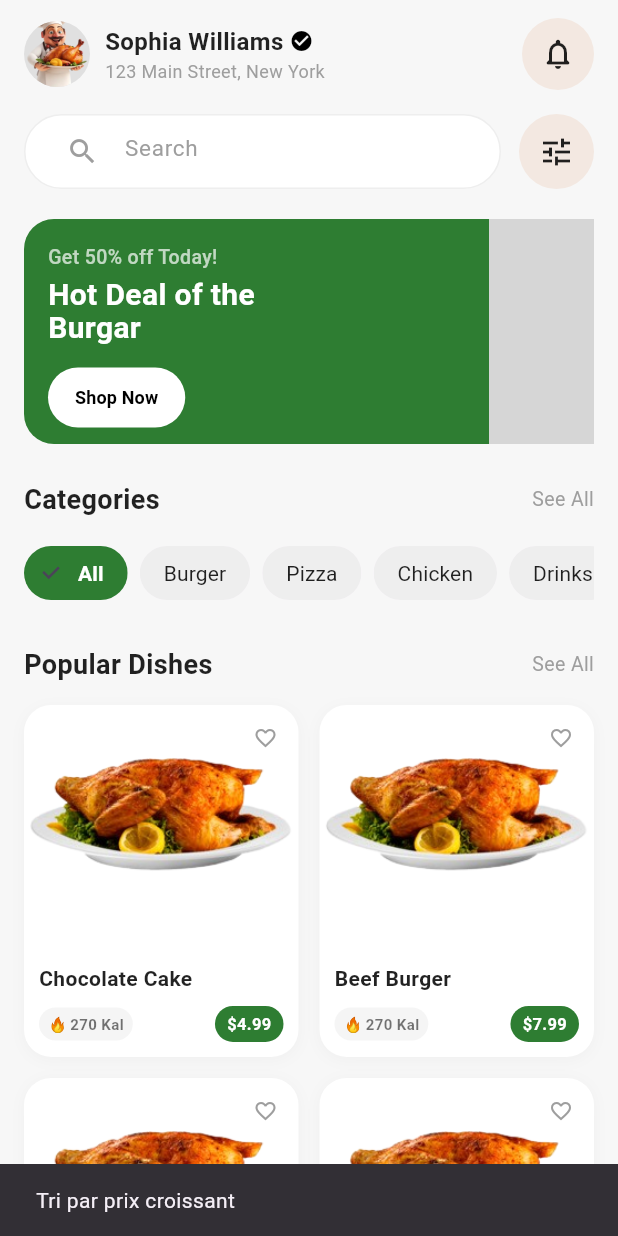
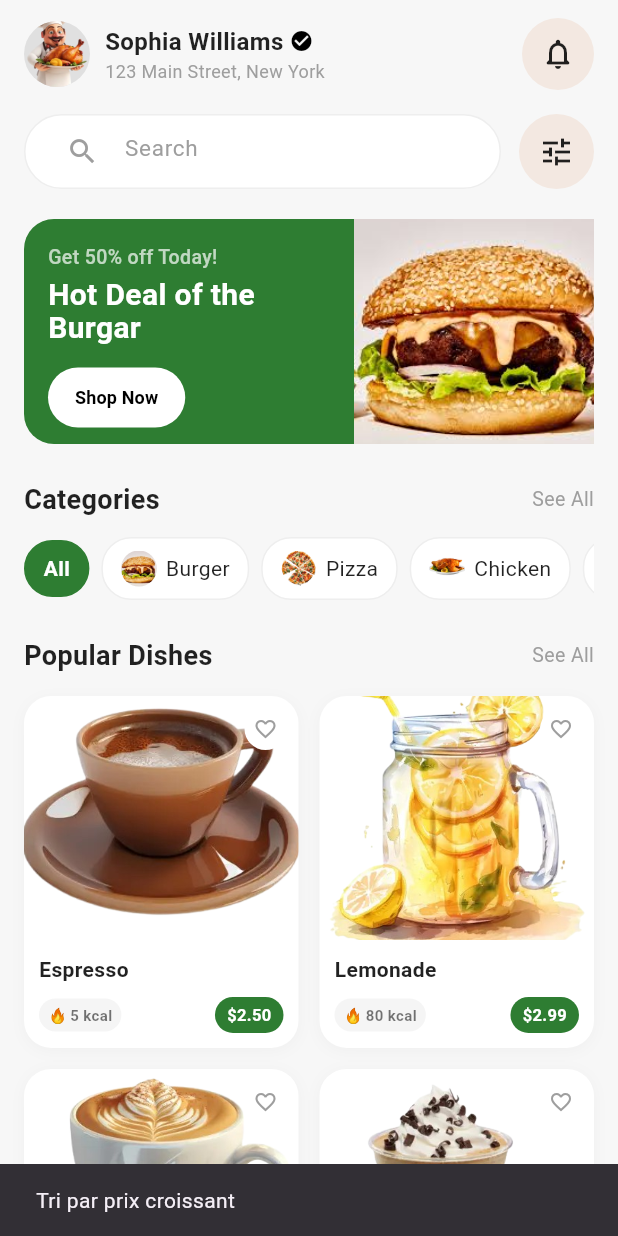
Before and after one commit to ravo29/tasty_Food, a Flutter app: the HomeMenuScreen screen opened directly, after a tap on the "tune" icon, on a phone screen of 412 x 824 dp. Run offline on Flutter 3.47's test engine with Material 3 defaults, Android fonts, the phone set to English and light mode, and no system bars; our stand-ins replace flutter_riverpod, shared_preferences; accounts and stored records are empty; grey boxes are pictures that could not be loaded.

Commit message:
modification de la page d'accuel

```diff
--- a/lib/features/menu/presentation/screens/home_menu_screen.dart
+++ b/lib/features/menu/presentation/screens/home_menu_screen.dart
@@ -8,6 +8,15 @@ import 'package:tasty_food/features/profile/providers/profile_provider.dart';
 
 // Détail
 import 'package:tasty_food/features/menu/presentation/screens/food_detail_screen.dart';
+
+class _AppAssets {
+  static const String burgerCategory = 'assets/images/burger.png';
+  static const String pizzaCategory = 'assets/images/MargheritaPizza.png';
+  static const String chickenCategory = 'assets/images/RoastChicken.png';
+  static const String pastaCategory = 'assets/images/SpaghettiCarbonara.png';
+  static const String drinksCategory = 'assets/images/Cappuccino.png';
+  static const String dessertCategory = 'assets/images/ChocolateCake.png';
+}
 
 class HomeMenuScreen extends ConsumerWidget {
   const HomeMenuScreen({super.key});
@@ -199,7 +208,7 @@ class HomeMenuScreen extends ConsumerWidget {
                         bottom: -10,
                         top: -10,
                         child: Image.asset(
-                          'assets/images/BeefBurger.png',
+                          _AppAssets.burgerCategory,
                           fit: BoxFit.contain,
                           errorBuilder: (_, __, ___) => const Icon(Icons.fastfood, size: 80, color: Colors.white24),
                         ),
@@ -232,31 +241,15 @@ class HomeMenuScreen extends ConsumerWidget {
                   scrollDirection: Axis.horizontal,
                   physics: const BouncingScrollPhysics(),
                   child: Row(
-                    children: ['All', 'Burger', 'Pizza', 'Chicken', 'Drinks'].map((category) {
-                      final isSelected = selectedCategory == category;
-                      return Padding(
-                        padding: const EdgeInsets.only(right: 8.0),
-                        child: ChoiceChip(
-                          label: Text(category),
-                          labelStyle: TextStyle(
-                            color: isSelected ? Colors.white : Colors.black87,
-                            fontWeight: isSelected ? FontWeight.bold : FontWeight.normal,
-                          ),
-                          selected: isSelected,
-                          selectedColor: primaryGreen,
-                          backgroundColor: Colors.grey.shade200,
-                          side: BorderSide.none,
-                          shape: RoundedRectangleBorder(
-                            borderRadius: BorderRadius.circular(20),
-                          ),
-                          onSelected: (selected) {
-                            if (selected) {
-                              ref.read(selectedCategoryProvider.notifier).state = category;
-                            }
-                          },
-                        ),
-                      );
-                    }).toList(),
+                    children: [
+                      _buildCategoryChip(context, ref, 'All', null, selectedCategory, primaryGreen),
+                      _buildCategoryChip(context, ref, 'Burger', _AppAssets.burgerCategory, selectedCategory, primaryGreen),
+                      _buildCategoryChip(context, ref, 'Pizza', _AppAssets.pizzaCategory, selectedCategory, primaryGreen),
+                      _buildCategoryChip(context, ref, 'Chicken', _AppAssets.chickenCategory, selectedCategory, primaryGreen),
+                      _buildCategoryChip(context, ref, 'Pasta', _AppAssets.pastaCategory, selectedCategory, primaryGreen),
+                      _buildCategoryChip(context, ref, 'Drinks', _AppAssets.drinksCategory, selectedCategory, primaryGreen),
+                      _buildCategoryChip(context, ref, 'Dessert', _AppAssets.dessertCategory, selectedCategory, primaryGreen),
+                    ],
                   ),
                 ),
                 const SizedBox(height: 24),
@@ -320,6 +313,7 @@ class HomeMenuScreen extends ConsumerWidget {
                         final String name = dish.name;
                         final String imageUrl = dish.image;
                         final double price = double.tryParse(dish.price) ?? 0.0;
+                        final String calories = dish.calories;
 
                         final bool isFav = favoriteIds.contains(id);
 
@@ -415,13 +409,13 @@ class HomeMenuScreen extends ConsumerWidget {
                                               color: Colors.grey.shade100,
                                               borderRadius: BorderRadius.circular(12),
                                             ),
-                                            child: const Row(
+                                            child: Row(
                                               children: [
-                                                Text('🔥', style: TextStyle(fontSize: 10)),
-                                                SizedBox(width: 2),
+                                                const Text('🔥', style: TextStyle(fontSize: 10)),
+                                                const SizedBox(width: 2),
                                                 Text(
-                                                  '270 Kal',
-                                                  style: TextStyle(
+                                                  calories,
+                                                  style: const TextStyle(
                                                     fontSize: 10,
                                                     fontWeight: FontWeight.w600,
                                                     color: Colors.black54,
@@ -465,4 +459,63 @@ class HomeMenuScreen extends ConsumerWidget {
       ),
     );
   }
+
+  Widget _buildCategoryChip(
+    BuildContext context,
+    WidgetRef ref,
+    String category,
+    String? imagePath,
+    String selectedCategory,
+    Color primaryGreen,
+  ) {
+    final isSelected = selectedCategory == category;
+
+    return Padding(
+      padding: const EdgeInsets.only(right: 8.0),
+      child: InkWell(
+        onTap: () {
+          ref.read(selectedCategoryProvider.notifier).state = category;
+        },
+        child: Container(
+          padding: const EdgeInsets.symmetric(horizontal: 12, vertical: 8),
+          decoration: BoxDecoration(
+            color: isSelected ? primaryGreen : Colors.white,
+            borderRadius: BorderRadius.circular(20),
+            border: Border.all(
+              color: isSelected ? primaryGreen : Colors.grey.shade200,
+            ),
+          ),
+          child: Row(
+            children: [
+              if (imagePath != null) ...[
+                ClipRRect(
+                  borderRadius: BorderRadius.circular(12),
+                  child: Image.asset(
+                    imagePath,
+                    width: 24,
+                    height: 24,
+                    fit: BoxFit.cover,
+                    errorBuilder: (_, __, ___) => const Icon(
+                      Icons.restaurant,
+                      size: 20,
+                      color: Colors.grey,
+                    ),
+                  ),
+                ),
+                const SizedBox(width: 6),
+              ],
+              Text(
+                category,
+                style: TextStyle(
+                  color: isSelected ? Colors.white : Colors.black87,
+                  fontWeight: isSelected ? FontWeight.bold : FontWeight.normal,
+                  fontSize: 14,
+                ),
+              ),
+            ],
+          ),
+        ),
+      ),
+    );
+  }
 }
--- a/lib/features/menu/providers/food_list_provider.dart
+++ b/lib/features/menu/providers/food_list_provider.dart
@@ -10,41 +10,182 @@ final foodListProvider = FutureProvider<List<FoodItem>>((ref) async {
 
   // Liste mockée des plats typés avec FoodItem
   return const [
+    // Burgers
     FoodItem(
       id: '1',
       name: 'Beef Burger',
       category: 'Burger',
       price: '7.99',
-      image: 'assets/images/RoastChicken.png',
+      image: 'assets/images/burger.png',
       description: 'Delicious beef burger with cheese and lettuce.',
       calories: '450 kcal',
     ),
     FoodItem(
       id: '2',
-      name: 'Chicken Pasta',
+      name: 'Chicken Burger',
+      category: 'Burger',
+      price: '6.99',
+      image: 'assets/images/ChickenChargha.png',
+      description: 'Crispy chicken burger with special sauce.',
+      calories: '380 kcal',
+    ),
+    // Pizza
+    FoodItem(
+      id: '3',
+      name: 'Margherita Pizza',
+      category: 'Pizza',
+      price: '12.99',
+      image: 'assets/images/MargheritaPizza.png',
+      description: 'Classic Italian pizza with fresh tomatoes and mozzarella.',
+      calories: '650 kcal',
+    ),
+    FoodItem(
+      id: '4',
+      name: 'Pepperoni Pizza',
+      category: 'Pizza',
+      price: '14.50',
+      image: 'assets/images/MargheritaPizza.png',
+      description: 'Pizza topped with spicy pepperoni and cheese.',
+      calories: '720 kcal',
+    ),
+    // Chicken
+    FoodItem(
+      id: '5',
+      name: 'Roast Chicken',
+      category: 'Chicken',
+      price: '8.20',
+      image: 'assets/images/RoastChicken.png',
+      description: 'Tender roast chicken with herbs.',
+      calories: '600 kcal',
+    ),
+    FoodItem(
+      id: '6',
+      name: 'Chicken Parmesan',
+      category: 'Chicken',
+      price: '9.99',
+      image: 'assets/images/ChickenParmesan.png',
+      description: 'Breaded chicken with tomato sauce and melted cheese.',
+      calories: '550 kcal',
+    ),
+    FoodItem(
+      id: '7',
+      name: 'Chicken Tikka',
+      category: 'Chicken',
+      price: '10.50',
+      image: 'assets/images/ChickenTikka.png',
+      description: 'Spicy grilled chicken with traditional Indian spices.',
+      calories: '480 kcal',
+    ),
+    // Pasta
+    FoodItem(
+      id: '8',
+      name: 'Spaghetti Carbonara',
       category: 'Pasta',
-      price: '9.50',
-      image: 'assets/images/RoastChicken.png',
-      description: 'Creamy chicken pasta with herbs.',
+      price: '11.99',
+      image: 'assets/images/SpaghettiCarbonara.png',
+      description: 'Classic Roman pasta with eggs, cheese, and pancetta.',
       calories: '520 kcal',
     ),
     FoodItem(
-      id: '3',
-      name: 'Fried Chicken',
-      category: 'Chicken',
-      price: '8.20',
-      image: 'assets/images/RoastChicken.png',
-      description: 'Crispy fried chicken pieces.',
-      calories: '600 kcal',
+      id: '9',
+      name: 'Fettuccine Alfredo',
+      category: 'Pasta',
+      price: '10.50',
+      image: 'assets/images/FettuccineAlferdo.png',
+      description: 'Creamy pasta with parmesan sauce.',
+      calories: '580 kcal',
     ),
     FoodItem(
-      id: '4',
+      id: '10',
+      name: 'Pesto Pasta',
+      category: 'Pasta',
+      price: '9.99',
+      image: 'assets/images/PestoPasta.png',
+      description: 'Pasta with fresh basil pesto sauce.',
+      calories: '450 kcal',
+    ),
+    // Drinks
+    FoodItem(
+      id: '11',
+      name: 'Cappuccino',
+      category: 'Drinks',
+      price: '3.99',
+      image: 'assets/images/Cappuccino.png',
+      description: 'Rich Italian coffee with steamed milk foam.',
+      calories: '120 kcal',
+    ),
+    FoodItem(
+      id: '12',
+      name: 'Iced Latte',
+      category: 'Drinks',
+      price: '4.50',
+      image: 'assets/images/IcedLatte.png',
+      description: 'Refreshing cold coffee with milk.',
+      calories: '150 kcal',
+    ),
+    FoodItem(
+      id: '13',
+      name: 'Lemonade',
+      category: 'Drinks',
+      price: '2.99',
+      image: 'assets/images/Lemonade.png',
+      description: 'Fresh squeezed lemonade with mint.',
+      calories: '80 kcal',
+    ),
+    FoodItem(
+      id: '14',
+      name: 'Smoothie',
+      category: 'Drinks',
+      price: '5.99',
+      image: 'assets/images/Smoothie.png',
+      description: 'Fresh fruit smoothie blend.',
+      calories: '200 kcal',
+    ),
+    FoodItem(
+      id: '15',
+      name: 'Mojito',
+      category: 'Drinks',
+      price: '6.50',
+      image: 'assets/images/Mojito.png',
+      description: 'Refreshing mint and lime cocktail.',
+      calories: '180 kcal',
+    ),
+    FoodItem(
+      id: '16',
+      name: 'Espresso',
+      category: 'Drinks',
+      price: '2.50',
+      image: 'assets/images/Espresso.png',
+      description: 'Strong Italian coffee shot.',
+      calories: '5 kcal',
+    ),
+    // Desserts
+    FoodItem(
+      id: '17',
       name: 'Chocolate Cake',
       category: 'Dessert',
       price: '4.99',
-      image: 'assets/images/RoastChicken.png',
+      image: 'assets/images/ChocolateCake.png',
       description: 'Rich chocolate layer cake.',
       calories: '350 kcal',
     ),
+    FoodItem(
+      id: '18',
+      name: 'Cheesecake',
+      category: 'Dessert',
+      price: '5.50',
+      image: 'assets/images/Cheesecake.png',
+      description: 'Creamy New York style cheesecake.',
+      calories: '420 kcal',
+    ),
+    FoodItem(
+      id: '19',
+      name: 'Tiramisu',
+      category: 'Dessert',
+      price: '6.99',
+      image: 'assets/images/TiramisuCake.png',
+      description: 'Classic Italian coffee-flavored dessert.',
+      calories: '380 kcal',
+    ),
   ];
 });
--- a/pubspec.yaml
+++ b/pubspec.yaml
@@ -24,4 +24,3 @@ flutter:
     - assets/icons/
     - assets/mock_data/
     - assets/placeholders/
-    - assets/images/RoastChicken.png
```
Also changed, not shown: assets/images/burger.png (added), 1 other file.
